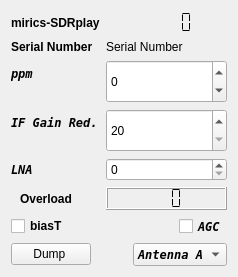
Before: the Qt Designer form src/devices/sdrplay-handler-v3/sdrplay-widget-v3.ui in tomneda/DABstar, drawn with Qt 5.
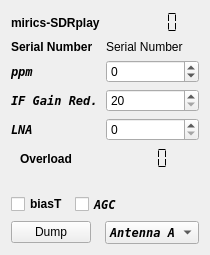
After: the same form once the commit is applied.

Commit message: Refine sdrplay-widget-v3

```diff
--- a/src/devices/sdrplay-handler-v3/sdrplay-widget-v3.ui
+++ b/src/devices/sdrplay-handler-v3/sdrplay-widget-v3.ui
@@ -6,23 +6,14 @@
    <rect>
     <x>0</x>
     <y>0</y>
-    <width>238</width>
-    <height>277</height>
+    <width>210</width>
+    <height>255</height>
    </rect>
   </property>
-  <property name="sizePolicy">
-   <sizepolicy hsizetype="Expanding" vsizetype="Expanding">
-    <horstretch>0</horstretch>
-    <verstretch>0</verstretch>
-   </sizepolicy>
-  </property>
   <property name="windowTitle">
    <string>SDRplay control-v3</string>
   </property>
   <layout class="QVBoxLayout" name="verticalLayout_3">
-   <item>
-    <layout class="QHBoxLayout" name="horizontalLayout_5"/>
-   </item>
    <item>
     <layout class="QFormLayout" name="formLayout">
      <item row="0" column="0">
@@ -51,6 +42,19 @@
        </property>
       </widget>
      </item>
+     <item row="1" column="0">
+      <widget class="QLabel" name="label_3">
+       <property name="font">
+        <font>
+         <weight>75</weight>
+         <bold>true</bold>
+        </font>
+       </property>
+       <property name="text">
+        <string>Serial Number</string>
+       </property>
+      </widget>
+     </item>
      <item row="1" column="1">
       <widget class="QLabel" name="serialNumber">
        <property name="sizePolicy">
@@ -81,14 +85,10 @@
      </item>
      <item row="2" column="1">
       <widget class="QSpinBox" name="ppmControl">
-       <property name="sizePolicy">
-        <sizepolicy hsizetype="Expanding" vsizetype="Expanding">
-         <horstretch>0</horstretch>
-         <verstretch>0</verstretch>
-        </sizepolicy>
-       </property>
        <property name="toolTip">
-        <string>&lt;html&gt;&lt;head/&gt;&lt;body&gt;&lt;p&gt;ppm control. Tells the device the offset (in ppm) of the observed oscillator offset.&lt;/p&gt;&lt;/body&gt;&lt;/html&gt;</string>
+        <string>&lt;html&gt;&lt;head/&gt;&lt;body&gt;&lt;p&gt;ppm control. Tells the device the offset (in ppm) of the observed
+                  oscillator offset.&lt;/p&gt;&lt;/body&gt;&lt;/html&gt;
+                </string>
        </property>
        <property name="minimum">
         <number>-200</number>
@@ -115,12 +115,6 @@
      </item>
      <item row="3" column="1">
       <widget class="QSpinBox" name="GRdBSelector">
-       <property name="sizePolicy">
-        <sizepolicy hsizetype="Expanding" vsizetype="Expanding">
-         <horstretch>0</horstretch>
-         <verstretch>0</verstretch>
-        </sizepolicy>
-       </property>
        <property name="minimum">
         <number>20</number>
        </property>
@@ -129,7 +123,7 @@
        </property>
       </widget>
      </item>
-     <item row="5" column="0">
+     <item row="4" column="0">
       <widget class="QLabel" name="label_2">
        <property name="font">
         <font>
@@ -144,7 +138,7 @@
        </property>
       </widget>
      </item>
-     <item row="5" column="1">
+     <item row="4" column="1">
       <widget class="QSpinBox" name="lnaGainSetting">
        <property name="sizePolicy">
         <sizepolicy hsizetype="Preferred" vsizetype="Fixed">
@@ -153,37 +147,13 @@
         </sizepolicy>
        </property>
        <property name="toolTip">
-        <string>&lt;html&gt;&lt;head/&gt;&lt;body&gt;&lt;p&gt;Setting the lna state, determining the gain reduction applied in the lna.&lt;/p&gt;&lt;/body&gt;&lt;/html&gt;</string>
+        <string>&lt;html&gt;&lt;head/&gt;&lt;body&gt;&lt;p&gt;Setting the lna state, determining the gain reduction applied in the
+                  lna.&lt;/p&gt;&lt;/body&gt;&lt;/html&gt;
+                </string>
        </property>
       </widget>
      </item>
-     <item row="6" column="1">
-      <widget class="QLCDNumber" name="lnaGRdBDisplay">
-       <property name="toolTip">
-        <string>&lt;html&gt;&lt;head/&gt;&lt;body&gt;&lt;p&gt;The display shows the gain reduction in the lna of the device.&lt;/p&gt;&lt;/body&gt;&lt;/html&gt;</string>
-       </property>
-       <property name="digitCount">
-        <number>3</number>
-       </property>
-       <property name="segmentStyle">
-        <enum>QLCDNumber::Flat</enum>
-       </property>
-      </widget>
-     </item>
-     <item row="1" column="0">
-      <widget class="QLabel" name="label_3">
-       <property name="font">
-        <font>
-         <weight>75</weight>
-         <bold>true</bold>
-        </font>
-       </property>
-       <property name="text">
-        <string>Serial Number</string>
-       </property>
-      </widget>
-     </item>
-     <item row="6" column="0">
+     <item row="5" column="0">
       <widget class="QLabel" name="lblOverload">
        <property name="sizePolicy">
         <sizepolicy hsizetype="Fixed" vsizetype="Preferred">
@@ -210,7 +180,9 @@
         </font>
        </property>
        <property name="toolTip">
-        <string>&lt;html&gt;&lt;head/&gt;&lt;body&gt;&lt;p&gt;Shows the ADC overload condition. Increase the attenuation to avoid this.&lt;/p&gt;&lt;/body&gt;&lt;/html&gt;</string>
+        <string>&lt;html&gt;&lt;head/&gt;&lt;body&gt;&lt;p&gt;Shows the ADC overload condition. Increase the attenuation to avoid
+                  this.&lt;/p&gt;&lt;/body&gt;&lt;/html&gt;
+                </string>
        </property>
        <property name="text">
         <string>Overload</string>
@@ -220,11 +192,24 @@
        </property>
       </widget>
      </item>
+     <item row="5" column="1">
+      <widget class="QLCDNumber" name="lnaGRdBDisplay">
+       <property name="toolTip">
+        <string>&lt;html&gt;&lt;head/&gt;&lt;body&gt;&lt;p&gt;The display shows the gain reduction in the lna of the device.&lt;/p&gt;&lt;/body&gt;&lt;/html&gt;</string>
+       </property>
+       <property name="lineWidth">
+        <number>0</number>
+       </property>
+       <property name="digitCount">
+        <number>3</number>
+       </property>
+       <property name="segmentStyle">
+        <enum>QLCDNumber::Flat</enum>
+       </property>
+      </widget>
+     </item>
     </layout>
    </item>
-   <item>
-    <layout class="QHBoxLayout" name="horizontalLayout_2"/>
-   </item>
    <item>
     <layout class="QHBoxLayout" name="horizontalLayout_4">
      <item>
@@ -240,19 +225,6 @@
        </property>
       </widget>
      </item>
-     <item>
-      <spacer name="horizontalSpacer_5">
-       <property name="orientation">
-        <enum>Qt::Horizontal</enum>
-       </property>
-       <property name="sizeHint" stdset="0">
-        <size>
-         <width>40</width>
-         <height>20</height>
-        </size>
-       </property>
-      </spacer>
-     </item>
      <item>
       <widget class="QCheckBox" name="agcControl">
        <property name="font">
@@ -264,13 +236,28 @@
         </font>
        </property>
        <property name="toolTip">
-        <string>&lt;html&gt;&lt;head/&gt;&lt;body&gt;&lt;p&gt;Touch to switch on automatic gain control - based on the setting of the lnastate and the ifgain.&lt;/p&gt;&lt;p&gt;If switched on, the lnastate switch and the ifgain slider are switched off&lt;/p&gt;&lt;/body&gt;&lt;/html&gt;</string>
+        <string>&lt;html&gt;&lt;head/&gt;&lt;body&gt;&lt;p&gt;Touch to switch on automatic gain control - based on the setting of
+                  the lnastate and the ifgain.&lt;/p&gt;&lt;p&gt;If switched on, the lnastate switch and the ifgain slider are switched off&lt;/p&gt;&lt;/body&gt;&lt;/html&gt;
+                </string>
        </property>
        <property name="text">
         <string>AGC</string>
        </property>
       </widget>
      </item>
+     <item>
+      <spacer name="horizontalSpacer_5">
+       <property name="orientation">
+        <enum>Qt::Horizontal</enum>
+       </property>
+       <property name="sizeHint" stdset="0">
+        <size>
+         <width>40</width>
+         <height>20</height>
+        </size>
+       </property>
+      </spacer>
+     </item>
     </layout>
    </item>
    <item>
@@ -278,7 +265,7 @@
      <item>
       <widget class="QPushButton" name="dumpButton">
        <property name="text">
-        <string>Dump </string>
+        <string>Dump</string>
        </property>
       </widget>
      </item>
@@ -312,7 +299,8 @@
         </font>
        </property>
        <property name="toolTip">
-        <string>&lt;html&gt;&lt;head/&gt;&lt;body&gt;&lt;p&gt;Select an antenna (RSP-II)&lt;/p&gt;&lt;/body&gt;&lt;/html&gt;</string>
+        <string>&lt;html&gt;&lt;head/&gt;&lt;body&gt;&lt;p&gt;Select an antenna (RSP-II)&lt;/p&gt;&lt;/body&gt;&lt;/html&gt;
+                </string>
        </property>
        <item>
         <property name="text">
```
The commit also changes 12 other files.
